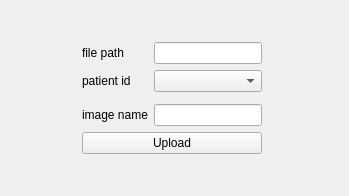
The window that frontend_pc/src/app/load/upload_form.ui (zhangzwwww/medlab) describes before a commit, drawn with Qt 5.
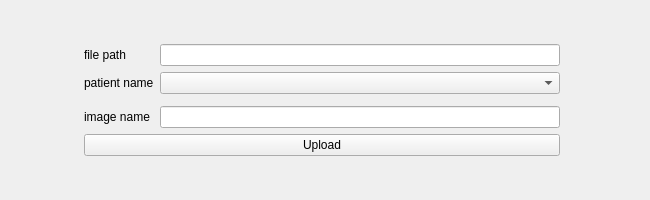
The same window after the commit. Icons and pictures are not drawn.

Commit message: feat():update ui about patient

Diff of the .ui file:
```diff
--- a/frontend_pc/src/app/load/upload_form.ui
+++ b/frontend_pc/src/app/load/upload_form.ui
@@ -6,8 +6,8 @@
    <rect>
     <x>0</x>
     <y>0</y>
-    <width>349</width>
-    <height>196</height>
+    <width>650</width>
+    <height>200</height>
    </rect>
   </property>
   <property name="windowTitle">
@@ -38,12 +38,19 @@
     </widget>
    </item>
    <item row="2" column="2" colspan="2">
-    <widget class="QLineEdit" name="filePathEdit"/>
+    <widget class="QLineEdit" name="filePathEdit">
+     <property name="minimumSize">
+      <size>
+       <width>400</width>
+       <height>0</height>
+      </size>
+     </property>
+    </widget>
    </item>
    <item row="3" column="1">
     <widget class="QLabel" name="label_2">
      <property name="text">
-      <string>patient id</string>
+      <string>patient name</string>
      </property>
     </widget>
    </item>
```
The commit also changes 5 other files.
